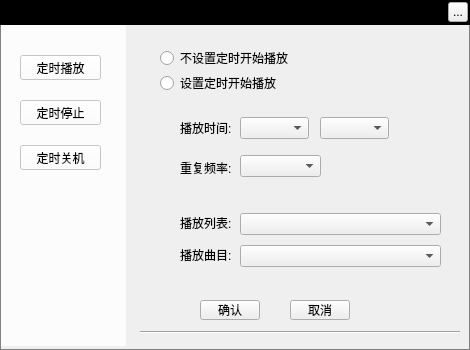
This is ui/application/musictimerwidget.ui in Greedysky/TTKMusicPlayer as Qt 5 draws it before an edit. The edited form follows.
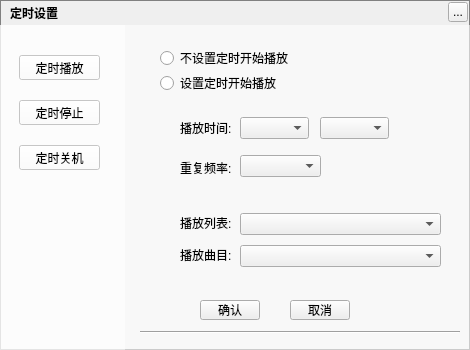
This is the edited form.

Commit message: update music background image on dialog[123064]

What changed in the file:
```diff
--- a/ui/application/musictimerwidget.ui
+++ b/ui/application/musictimerwidget.ui
@@ -22,12 +22,9 @@
      <x>0</x>
      <y>0</y>
      <width>471</width>
-     <height>25</height>
+     <height>350</height>
     </rect>
    </property>
-   <property name="styleSheet">
-    <string notr="true">background:black</string>
-   </property>
    <property name="text">
     <string/>
    </property>
@@ -375,10 +372,10 @@
   <widget class="QWidget" name="widget" native="true">
    <property name="geometry">
     <rect>
-     <x>1</x>
+     <x>0</x>
      <y>25</y>
      <width>125</width>
-     <height>321</height>
+     <height>325</height>
     </rect>
    </property>
    <property name="styleSheet">
@@ -463,6 +460,28 @@
     <enum>Qt::Horizontal</enum>
    </property>
   </widget>
+  <widget class="QWidget" name="backgroundMask2" native="true">
+   <property name="geometry">
+    <rect>
+     <x>125</x>
+     <y>25</y>
+     <width>345</width>
+     <height>325</height>
+    </rect>
+   </property>
+   <property name="styleSheet">
+    <string notr="true">background:rgba(255,255,255,150)</string>
+   </property>
+  </widget>
+  <zorder>background</zorder>
+  <zorder>backgroundMask2</zorder>
+  <zorder>topTitleName</zorder>
+  <zorder>topTitleCloseButton</zorder>
+  <zorder>stackedWidget</zorder>
+  <zorder>backgroundMask1</zorder>
+  <zorder>confirm</zorder>
+  <zorder>cancel</zorder>
+  <zorder>line_4</zorder>
  </widget>
  <resources/>
  <connections/>
```
Left out of the diff: 4 changed lines with no effect on the pictures. The commit also changes 11 other files.
